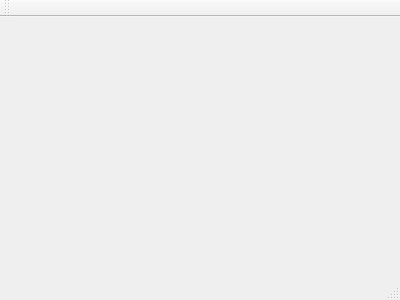
First picture: the form in ventanaprincipal.ui, repository Julian-guillermo-zapata-rugeles/gui-webc-recorder-gnu-linux, before the edit.
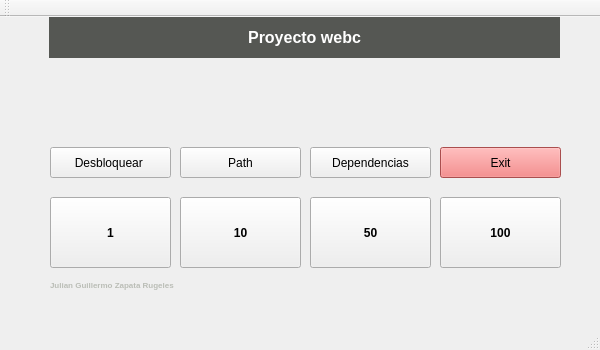
Second picture: the form after the edit.

Commit message: se agregó una interfáz simplificada para la gestión

Patch:
```diff
--- a/ventanaprincipal.ui
+++ b/ventanaprincipal.ui
@@ -1,24 +1,201 @@
 <ui version="4.0">
  <class>ventanaPrincipal</class>
- <widget class="QMainWindow" name="ventanaPrincipal" >
-  <property name="geometry" >
+ <widget class="QMainWindow" name="ventanaPrincipal">
+  <property name="geometry">
    <rect>
     <x>0</x>
     <y>0</y>
-    <width>400</width>
-    <height>300</height>
+    <width>600</width>
+    <height>350</height>
    </rect>
   </property>
-  <property name="windowTitle" >
-   <string>ventanaPrincipal</string>
+  <property name="maximumSize">
+   <size>
+    <width>600</width>
+    <height>350</height>
+   </size>
   </property>
-  <widget class="QMenuBar" name="menuBar" />
-  <widget class="QToolBar" name="mainToolBar" />
-  <widget class="QWidget" name="centralWidget" />
-  <widget class="QStatusBar" name="statusBar" />
+  <property name="windowTitle">
+   <string>WEBC</string>
+  </property>
+  <widget class="QWidget" name="centralWidget">
+   <widget class="QLabel" name="label">
+    <property name="geometry">
+     <rect>
+      <x>49</x>
+      <y>0</y>
+      <width>511</width>
+      <height>41</height>
+     </rect>
+    </property>
+    <property name="maximumSize">
+     <size>
+      <width>600</width>
+      <height>400</height>
+     </size>
+    </property>
+    <property name="styleSheet">
+     <string notr="true">background-color: rgb(85, 87, 83);
+color:white;</string>
+    </property>
+    <property name="text">
+     <string>&lt;html&gt;&lt;head/&gt;&lt;body&gt;&lt;p align=&quot;center&quot;&gt;&lt;span style=&quot; font-size:12pt; font-weight:600;&quot;&gt;Proyecto webc&lt;/span&gt;&lt;/p&gt;&lt;/body&gt;&lt;/html&gt;</string>
+    </property>
+   </widget>
+   <widget class="QPushButton" name="pushButton">
+    <property name="geometry">
+     <rect>
+      <x>50</x>
+      <y>180</y>
+      <width>121</width>
+      <height>71</height>
+     </rect>
+    </property>
+    <property name="styleSheet">
+     <string notr="true">font:bold;</string>
+    </property>
+    <property name="text">
+     <string>1</string>
+    </property>
+   </widget>
+   <widget class="QPushButton" name="pushButton_2">
+    <property name="geometry">
+     <rect>
+      <x>180</x>
+      <y>180</y>
+      <width>121</width>
+      <height>71</height>
+     </rect>
+    </property>
+    <property name="styleSheet">
+     <string notr="true">font:bold;</string>
+    </property>
+    <property name="text">
+     <string>10</string>
+    </property>
+   </widget>
+   <widget class="QPushButton" name="pushButton_3">
+    <property name="geometry">
+     <rect>
+      <x>440</x>
+      <y>180</y>
+      <width>121</width>
+      <height>71</height>
+     </rect>
+    </property>
+    <property name="styleSheet">
+     <string notr="true">font:bold;</string>
+    </property>
+    <property name="text">
+     <string>100</string>
+    </property>
+   </widget>
+   <widget class="QPushButton" name="pushButton_4">
+    <property name="geometry">
+     <rect>
+      <x>310</x>
+      <y>180</y>
+      <width>121</width>
+      <height>71</height>
+     </rect>
+    </property>
+    <property name="styleSheet">
+     <string notr="true">font:bold;</string>
+    </property>
+    <property name="text">
+     <string>50</string>
+    </property>
+   </widget>
+   <widget class="QLabel" name="label_2">
+    <property name="geometry">
+     <rect>
+      <x>50</x>
+      <y>260</y>
+      <width>311</width>
+      <height>17</height>
+     </rect>
+    </property>
+    <property name="text">
+     <string>&lt;html&gt;&lt;head/&gt;&lt;body&gt;&lt;p&gt;&lt;span style=&quot; font-size:6pt; font-weight:600; color:#babdb6;&quot;&gt;Julian Guillermo Zapata Rugeles&lt;/span&gt;&lt;/p&gt;&lt;/body&gt;&lt;/html&gt;</string>
+    </property>
+   </widget>
+   <widget class="QPushButton" name="pushButton_5">
+    <property name="geometry">
+     <rect>
+      <x>50</x>
+      <y>130</y>
+      <width>121</width>
+      <height>31</height>
+     </rect>
+    </property>
+    <property name="text">
+     <string>Desbloquear </string>
+    </property>
+   </widget>
+   <widget class="QPushButton" name="pushButton_6">
+    <property name="geometry">
+     <rect>
+      <x>180</x>
+      <y>130</y>
+      <width>121</width>
+      <height>31</height>
+     </rect>
+    </property>
+    <property name="text">
+     <string>Path</string>
+    </property>
+   </widget>
+   <widget class="QPushButton" name="pushButton_7">
+    <property name="geometry">
+     <rect>
+      <x>310</x>
+      <y>130</y>
+      <width>121</width>
+      <height>31</height>
+     </rect>
+    </property>
+    <property name="text">
+     <string>Dependencias</string>
+    </property>
+   </widget>
+   <widget class="QPushButton" name="pushButton_8">
+    <property name="geometry">
+     <rect>
+      <x>440</x>
+      <y>130</y>
+      <width>121</width>
+      <height>31</height>
+     </rect>
+    </property>
+    <property name="styleSheet">
+     <string notr="true">background-color: rgb(238, 109, 109);</string>
+    </property>
+    <property name="text">
+     <string>Exit</string>
+    </property>
+   </widget>
+  </widget>
+  <widget class="QMenuBar" name="menuBar">
+   <property name="geometry">
+    <rect>
+     <x>0</x>
+     <y>0</y>
+     <width>600</width>
+     <height>22</height>
+    </rect>
+   </property>
+  </widget>
+  <widget class="QToolBar" name="mainToolBar">
+   <attribute name="toolBarArea">
+    <enum>TopToolBarArea</enum>
+   </attribute>
+   <attribute name="toolBarBreak">
+    <bool>false</bool>
+   </attribute>
+  </widget>
+  <widget class="QStatusBar" name="statusBar"/>
  </widget>
- <layoutDefault spacing="6" margin="11" />
- <pixmapfunction></pixmapfunction>
+ <layoutdefault spacing="6" margin="11"/>
  <resources/>
  <connections/>
 </ui>
```
Left out of the diff: 1 changed line with no effect on the pictures.
